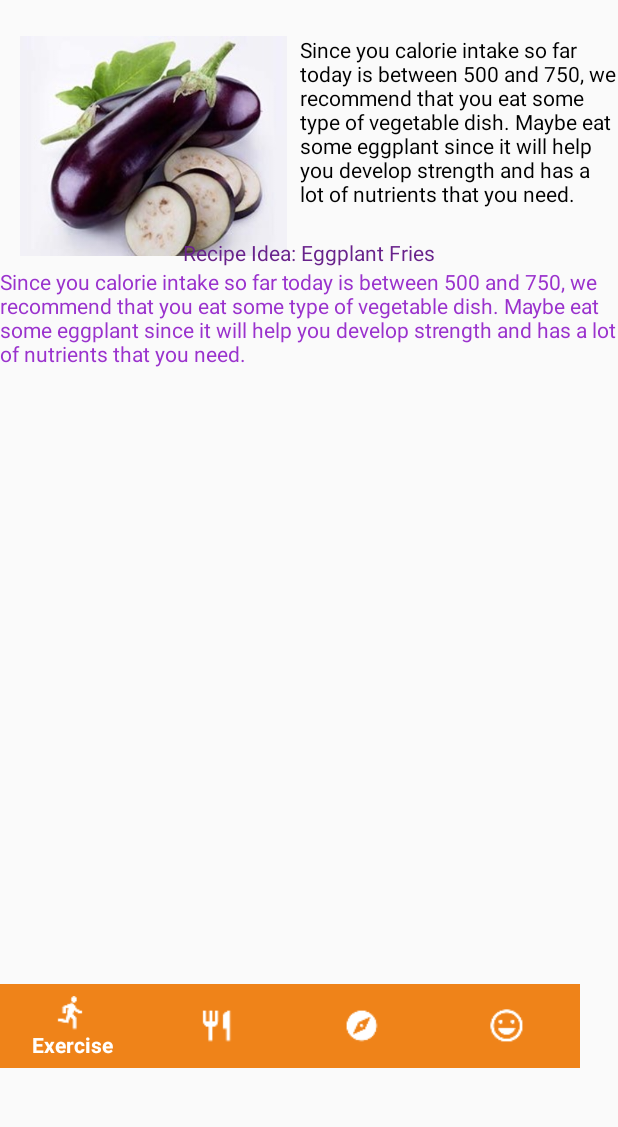
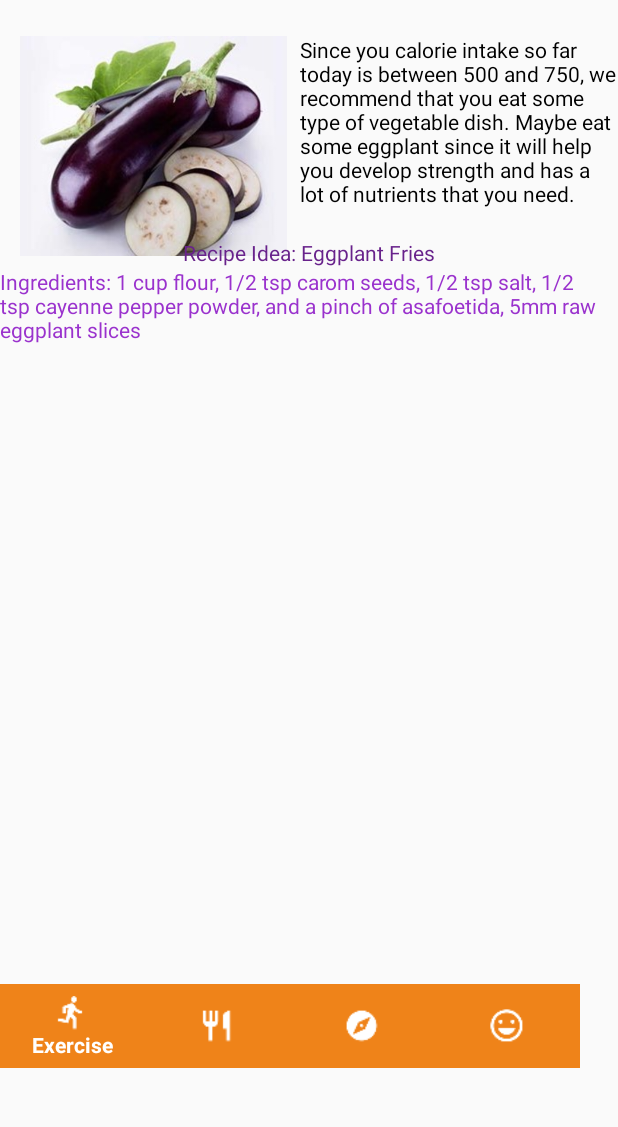
Before and after one commit to L3monz/BurnFit, an Android app: the FoodActivity screen opened directly, with no data from a screen before it, on a phone screen of 412 x 824 dp, the part 84-1211 px from its top. Run offline under Robolectric (Android 15) with nearby library versions, the phone set to English and light mode, and no system bars.

Commit message:
more changes to food

```diff
--- a/app/src/main/res/layout/activity_food_suggestions.xml
+++ b/app/src/main/res/layout/activity_food_suggestions.xml
@@ -25,6 +25,7 @@
         android:textColor="@color/black"/>
 
     <TextView
+        android:id="@+id/recipeIdea"
         android:layout_width="wrap_content"
         android:layout_height="wrap_content"
         android:text="@string/recipeIdea"
@@ -34,9 +35,10 @@
 
     <!--To Do-->
     <TextView
+        android:id="@+id/ingredients"
         android:layout_width="wrap_content"
         android:layout_height="wrap_content"
-        android:text="@string/foodSuggestion"
+        android:text="@string/ingredients"
         android:textColor="@color/darkOrchid"/>
 
     <LinearLayout
--- a/app/src/main/res/values/strings.xml
+++ b/app/src/main/res/values/strings.xml
@@ -28,4 +28,6 @@
     some type of vegetable dish. Maybe eat some eggplant since it will help you develop strength and has a lot of nutrients
     that you need.</string>
     <string name="recipeIdea">Recipe Idea: Eggplant Fries</string>
+    <string name="ingredients">Ingredients: 1 cup flour, 1/2 tsp carom seeds, 1/2 tsp salt, 1/2 tsp
+    cayenne pepper powder, and a pinch of asafoetida, 5mm raw eggplant slices</string>
 </resources>
```
